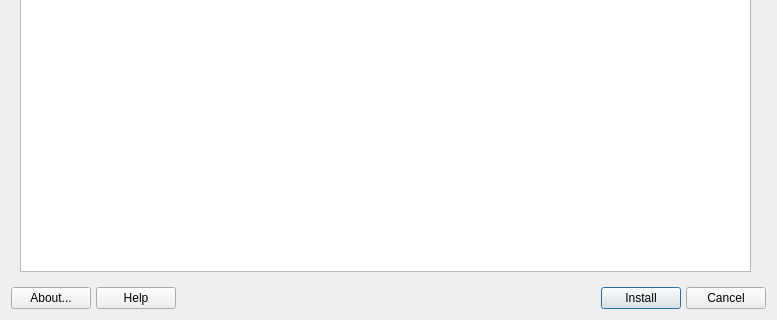
Old version of the form mxpackageinstaller.ui in the repository CachyOS/packageinstaller; both pictures show x 0 to 777 and y 226 to 546 of the 777 by 546 pixel window.
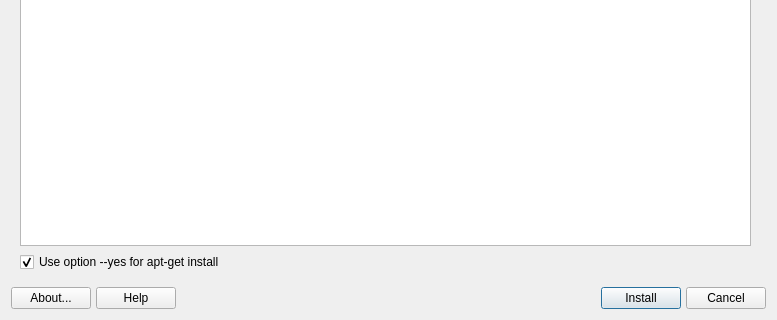
New version of the form. Icons and pictures are not drawn.

Commit message: process 'y' and 'n' keystrokes

Diff of the .ui file:
```diff
--- a/mxpackageinstaller.ui
+++ b/mxpackageinstaller.ui
@@ -81,6 +81,16 @@
          </property>
         </widget>
        </item>
+       <item row="2" column="0">
+        <widget class="QCheckBox" name="yesCheckBox">
+         <property name="text">
+          <string>Use option --yes for apt-get install</string>
+         </property>
+         <property name="checked">
+          <bool>true</bool>
+         </property>
+        </widget>
+       </item>
       </layout>
      </widget>
      <widget class="QWidget" name="outputPage">
```
The commit also changes 2 other files.
